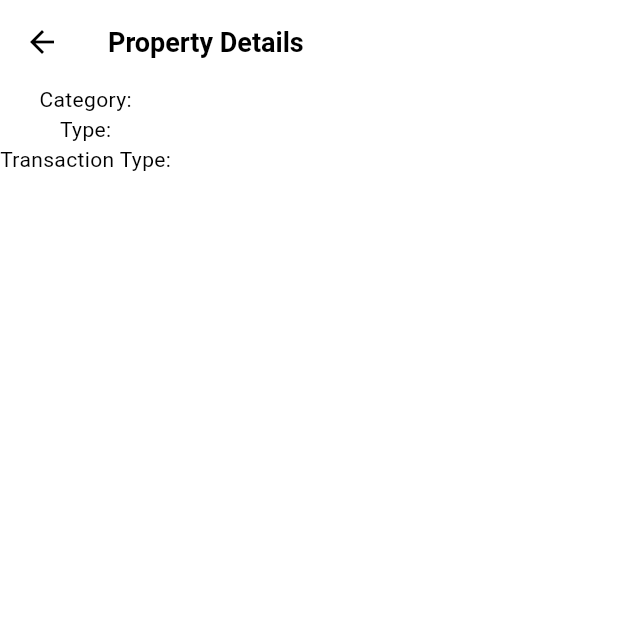
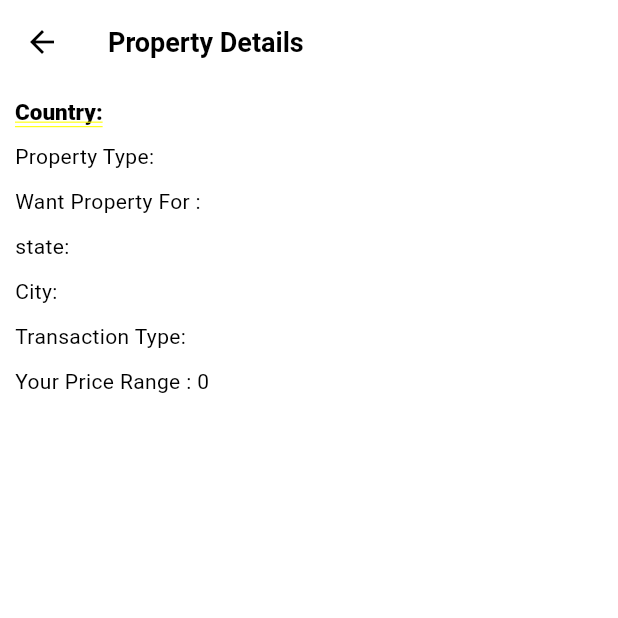
Before and after one commit to yakshpanchal/new_task_bloc_routpage, a Flutter app: the DetailPage screen opened directly with empty values, on a phone screen of 412 x 824 dp, the top half of it. Run offline on Flutter 3.47's test engine with Material 3 defaults, Android fonts, the phone set to English and light mode, and no system bars; our stand-ins replace auto_route, cloud_firestore, convex_bottom_bar, csc_picker, firebase_auth, firebase_core; accounts and stored records are empty; Roboto replaces fonts that are missing (poppins).

Commit message:
dashboard update 2

```diff
--- a/new_task_bloc_routpage/lib/src/DashBoard/data/fetch_data.dart
+++ b/new_task_bloc_routpage/lib/src/DashBoard/data/fetch_data.dart
@@ -83,10 +83,10 @@ class FetchAvilablePropertys extends StatelessWidget {
                         color: Colors.black.withOpacity(
                             0.5), // Semi-transparent black background for better readability
                         child: Text(
-                          '${data['category']} , ${data['type']} , ${data['transactionType']}',
+                          '${data['category']} , ${data['type']} , ${data['transactionType']} , ${data['country']} , ',
                           style: const TextStyle(
                             color: Colors.white, // Text color
-                            fontSize: 16, // Adjust font size as needed
+                            fontSize: 10, // Adjust font size as needed
                           ),
                         ),
                       ),
--- a/new_task_bloc_routpage/lib/src/DashBoard/presentation/pages/DetailPage.dart
+++ b/new_task_bloc_routpage/lib/src/DashBoard/presentation/pages/DetailPage.dart
@@ -11,13 +11,64 @@ class DetailPage extends StatelessWidget {
       appBar: AppBar(
         title: const Text('Property Details'),
       ),
-      body: Column(
-        children: [
-          Text('Category: ${propertyData['category']}'),
-          Text('Type: ${propertyData['type']}'),
-          Text('Transaction Type: ${propertyData['transactionType']}'),
-          // Add more details as needed
-        ],
+      body: Padding(
+        padding: const EdgeInsets.all(10.0),
+        child: Column(
+          children: [
+            Column(
+              crossAxisAlignment: CrossAxisAlignment.start,
+              children: [
+                RichText(
+                  text: TextSpan(
+                    style: DefaultTextStyle.of(context).style,
+                    children: <TextSpan>[
+                      const TextSpan(
+                        text: 'Country: ',
+                        style: TextStyle(
+                          fontSize: 15,
+                          // fontWeight: FontWeight.bold,
+                          color: Colors.black,
+                          // Add other desired styles for the label
+                        ),
+                      ),
+                      TextSpan(
+                        text: '${propertyData['country']}',
+                        style: const TextStyle(
+                          fontSize: 15,
+                          color: Colors.black,
+                        ),
+                      ),
+                    ],
+                  ),
+                ),
+                const SizedBox(
+                  height: 10,
+                ),
+                Text('Property Type: ${propertyData['type']}'),
+                const SizedBox(
+                  height: 10,
+                ),
+                Text('Want Property For : ${propertyData['transactionType']}'),
+                const SizedBox(
+                  height: 10,
+                ),
+                Text('state: ${propertyData['state']}'),
+                const SizedBox(
+                  height: 10,
+                ),
+                Text('City: ${propertyData['city']}'),
+                const SizedBox(
+                  height: 10,
+                ),
+                Text('Transaction Type: ${propertyData['transactionType']}'),
+                const SizedBox(
+                  height: 10,
+                ),
+                Text('Your Price Range : ${propertyData['maxPrice']}'),
+              ],
+            ),
+          ],
+        ),
       ),
     );
   }
```
